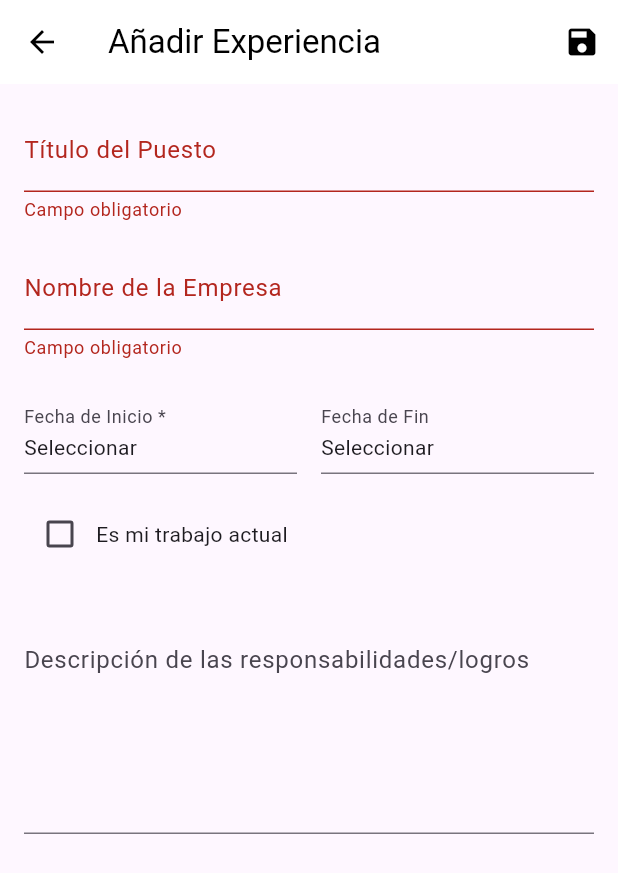
After one commit to Drosc0/bolsaEmpleo_FE, a Flutter app: the ExperienceFormScreen screen opened directly, after a tap on the "save" icon, on a phone screen of 412 x 824 dp. The commit adds this screen. Shown: the top 873 px of the screen. Run offline on Flutter 3.47's test engine with Material 3 defaults, Android fonts, the phone set to English and light mode, and no system bars; our stand-ins replace dio, flutter_riverpod, flutter_secure_storage, go_router; accounts and stored records are empty.

Commit message:
inicio funcionalidad de aplicar a una oferta

```diff
--- /dev/null
+++ b/lib/features/applicant/presentation/screens/experience_form_screen.dart
@@ -0,0 +1,223 @@
+import 'package:flutter/material.dart';
+import 'package:flutter_riverpod/flutter_riverpod.dart';
+import 'package:intl/intl.dart'; // para que me pille el DateFormat
+import '../../../../application/applicant/profile/user_profile_view_model.dart';
+
+//el formato de fecha para mostrar al usuario
+final _dateFormat = DateFormat('dd/MM/yyyy');
+
+class ExperienceFormScreen extends ConsumerStatefulWidget {
+  // Si 'experience' no es nulo, estamos en modo edición.
+  final Experience? experience;
+
+  const ExperienceFormScreen({super.key, this.experience});
+
+  @override
+  ConsumerState<ExperienceFormScreen> createState() => _ExperienceFormScreenState();
+}
+
+class _ExperienceFormScreenState extends ConsumerState<ExperienceFormScreen> {
+  final _formKey = GlobalKey<FormState>();
+
+  // Controladores de texto
+  late final TextEditingController _titleController;
+  late final TextEditingController _companyController;
+  late final TextEditingController _descriptionController;
+
+  // Estados de fecha
+  DateTime? _startDate;
+  DateTime? _endDate;
+  bool _isCurrentJob = false;
+
+  @override
+  void initState() {
+    super.initState();
+    final isEditing = widget.experience != null;
+    final exp = widget.experience;
+
+    _titleController = TextEditingController(text: exp?.title ?? '');
+    _companyController = TextEditingController(text: exp?.company ?? '');
+    _descriptionController = TextEditingController(text: exp?.description ?? '');
+
+    _startDate = exp?.startDate;
+    _endDate = exp?.endDate;
+    _isCurrentJob = isEditing && exp?.endDate == null;
+  }
+
+  @override
+  void dispose() {
+    _titleController.dispose();
+    _companyController.dispose();
+    _descriptionController.dispose();
+    super.dispose();
+  }
+
+  // Función para abrir el selector de fecha
+  Future<void> _selectDate(BuildContext context, bool isStart) async {
+    final DateTime? picked = await showDatePicker(
+      context: context,
+      initialDate: DateTime.now(),
+      firstDate: DateTime(1900),
+      lastDate: DateTime.now(),
+    );
+    if (picked != null) {
+      setState(() {
+        if (isStart) {
+          _startDate = picked;
+        } else {
+          _endDate = picked;
+        }
+      });
+    }
+  }
+
+  // Lógica de guardado (Añadir o Actualizar)
+  void _saveExperience() {
+    if (!_formKey.currentState!.validate()) return;
+    if (_startDate == null) {
+      ScaffoldMessenger.of(context).showSnackBar(
+        const SnackBar(content: Text('La fecha de inicio es obligatoria.')),
+      );
+      return;
+    }
+
+    final profileNotifier = ref.read(userProfileViewModelProvider.notifier);
+
+    // El objeto a guardar o actualizar
+    final experienceToSave = Experience(
+      id: widget.experience?.id ?? '', // Si es nuevo, el ID se generará en el backend
+      title: _titleController.text,
+      company: _companyController.text,
+      startDate: _startDate!,
+      endDate: _isCurrentJob ? null : _endDate,
+      description: _descriptionController.text,
+    );
+
+    if (widget.experience != null) {
+      // Modo Edición
+      profileNotifier.updateExperience(experienceToSave);
+    } else {
+      // Modo Creación
+      profileNotifier.addExperience(experienceToSave);
+    }
+
+    // Cerrar el formulario (modal) al finalizar la acción
+    Navigator.of(context).pop();
+  }
+
+  @override
+  Widget build(BuildContext context) {
+    // Observar el estado del perfil para saber si estamos guardando globalmente
+    final isSaving = ref.watch(userProfileViewModelProvider).status == ProfileStatus.saving;
+
+    return Scaffold(
+      appBar: AppBar(
+        title: Text(widget.experience == null ? 'Añadir Experiencia' : 'Editar Experiencia'),
+        actions: [
+          IconButton(
+            icon: isSaving
+                ? const CircularProgressIndicator.adaptive()
+                : const Icon(Icons.save),
+            onPressed: isSaving ? null : _saveExperience,
+          ),
+        ],
+      ),
+      body: SingleChildScrollView(
+        padding: const EdgeInsets.all(16.0),
+        child: Form(
+          key: _formKey,
+          child: Column(
+            children: [
+              // Título del Puesto
+              TextFormField(
+                controller: _titleController,
+                decoration: const InputDecoration(labelText: 'Título del Puesto'),
+                validator: (value) => value!.isEmpty ? 'Campo obligatorio' : null,
+              ),
+              const SizedBox(height: 16),
+
+              // Nombre de la Empresa
+              TextFormField(
+                controller: _companyController,
+                decoration: const InputDecoration(labelText: 'Nombre de la Empresa'),
+                validator: (value) => value!.isEmpty ? 'Campo obligatorio' : null,
+              ),
+              const SizedBox(height: 24),
+
+              // Fechas de Inicio y Fin
+              Row(
+                children: [
+                  // Fecha de Inicio
+                  Expanded(
+                    child: InkWell(
+                      onTap: () => _selectDate(context, true),
+                      child: InputDecorator(
+                        decoration: const InputDecoration(labelText: 'Fecha de Inicio *'),
+                        baseStyle: Theme.of(context).textTheme.titleMedium,
+                        child: Text(
+                          _startDate == null
+                              ? 'Seleccionar'
+                              : _dateFormat.format(_startDate!),
+                        ),
+                      ),
+                    ),
+                  ),
+                  const SizedBox(width: 16),
+
+                  // Fecha de Fin
+                  Expanded(
+                    child: InkWell(
+                      onTap: _isCurrentJob ? null : () => _selectDate(context, false),
+                      child: InputDecorator(
+                        decoration: InputDecoration(
+                          labelText: 'Fecha de Fin',
+                          enabled: !_isCurrentJob, // Deshabilitar si es trabajo actual
+                        ),
+                        baseStyle: Theme.of(context).textTheme.titleMedium,
+                        child: Text(
+                          _isCurrentJob
+                              ? 'Actual'
+                              : (_endDate == null ? 'Seleccionar' : _dateFormat.format(_endDate!)),
+                        ),
+                      ),
+                    ),
+                  ),
+                ],
+              ),
+              const SizedBox(height: 16),
+
+              // Checkbox "Trabajo Actual"
+              Row(
+                children: [
+                  Checkbox(
+                    value: _isCurrentJob,
+                    onChanged: (bool? value) {
+                      setState(() {
+                        _isCurrentJob = value ?? false;
+                        if (_isCurrentJob) {
+                          _endDate = null; // Limpiar fecha de fin si es actual
+                        }
+                      });
+                    },
+                  ),
+                  const Text('Es mi trabajo actual'),
+                ],
+              ),
+              const SizedBox(height: 24),
+
+              // Descripción
+              TextFormField(
+                controller: _descriptionController,
+                decoration: const InputDecoration(
+                  labelText: 'Descripción de las responsabilidades/logros',
+                  alignLabelWithHint: true,
+                ),
+                maxLines: 5,
+              ),
+            ],
+          ),
+        ),
+      ),
+    );
+  }
+}
--- a/pubspec.yaml
+++ b/pubspec.yaml
@@ -14,6 +14,7 @@ dependencies:
   flutter_secure_storage: ^9.2.4
   go_router: ^16.3.0
   http: ^1.5.0
+  intl: ^0.20.2
   json_annotation: ^4.9.0
   provider: ^6.1.5+1
   shared_preferences: ^2.5.3
```
Also changed, not shown: lib/features/applicant/presentation/screens/user_profile_screen.dart (+31 -17 lines), pubspec.lock.
